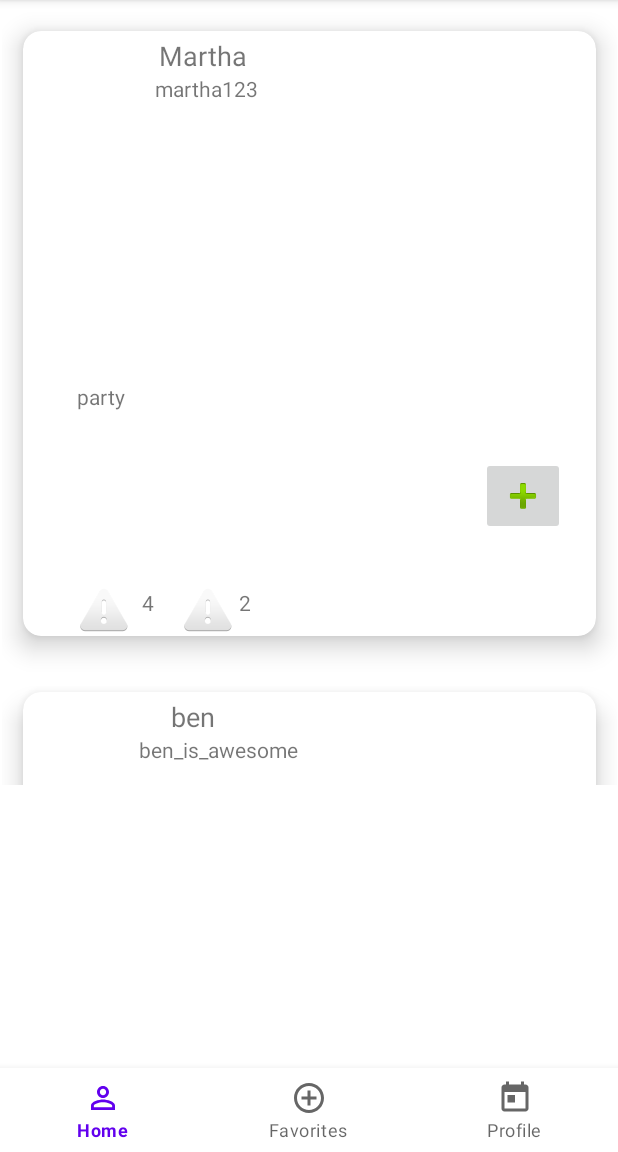
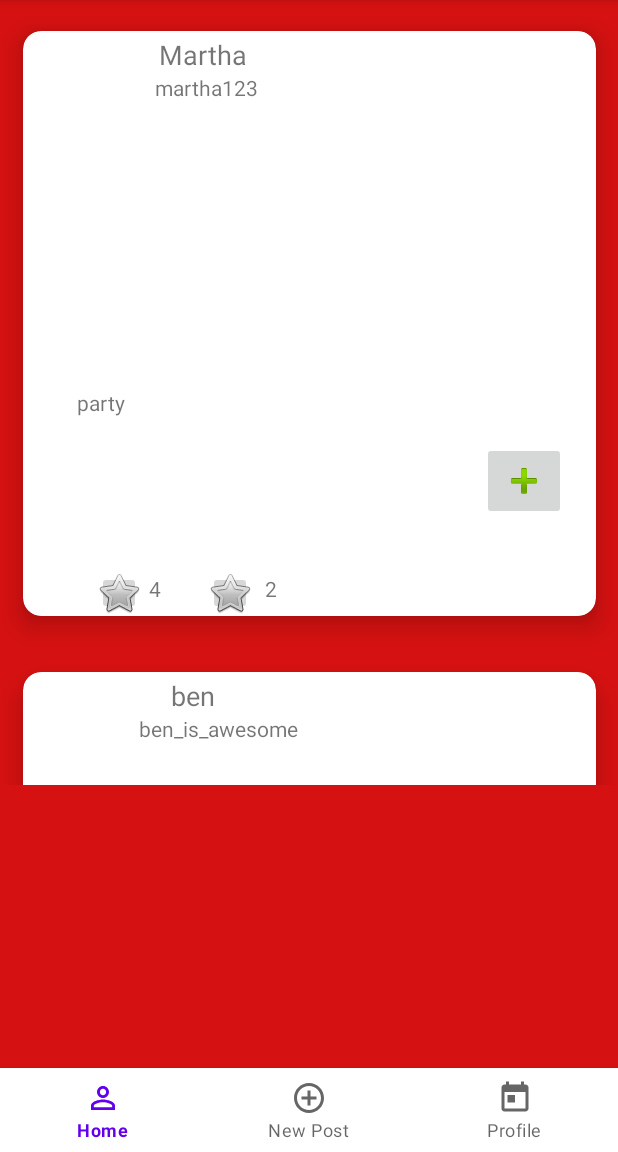
Before and after one commit to meilinliu02/CU-Bucket, an Android app: the screen it shows after launch (MainActivity), on a phone screen of 412 x 824 dp, the part 84-1236 px from its top. Run offline under Robolectric (Android 15) with nearby library versions, the phone set to English and light mode, and no system bars.

Commit message:
Made like/save buttons interactive

```diff
--- a/app/src/main/java/com/example/hackchallenge/FeedAdapter.kt
+++ b/app/src/main/java/com/example/hackchallenge/FeedAdapter.kt
@@ -1,22 +1,24 @@
 package com.example.hackchallenge
 
-import android.util.Log
 import android.view.LayoutInflater
 import android.view.View
 import android.view.ViewGroup
-import android.widget.ImageView
+import android.widget.ImageButton
 import android.widget.TextView
 import androidx.recyclerview.widget.RecyclerView
 
 class FeedAdapter(private val feed : List<FeedPost>) :
     RecyclerView.Adapter<FeedAdapter.ViewHolder>() {
 
+
     class ViewHolder internal constructor(textView : View) : RecyclerView.ViewHolder(textView){
-        val feedAuthor : TextView = textView.findViewById(R.id.name)
-        val feedUsername : TextView = textView.findViewById(R.id.username)
-        val feedDesc : TextView = textView.findViewById(R.id.description)
-        val feedLikes : TextView = textView.findViewById(R.id.likes)
-        val feedSaves : TextView = textView.findViewById(R.id.saves)
+        var feedAuthor : TextView = textView.findViewById(R.id.name)
+        var feedUsername : TextView = textView.findViewById(R.id.username)
+        var feedDesc : TextView = textView.findViewById(R.id.description)
+        var feedLikes : TextView = textView.findViewById(R.id.likes)
+        var feedSaves : TextView = textView.findViewById(R.id.saves)
+        val likeButton : ImageButton = textView.findViewById(R.id.likeButton)
+        val saveButton : ImageButton = textView.findViewById(R.id.saveButton)
     }
 
     override fun onCreateViewHolder(parent: ViewGroup, viewType: Int): ViewHolder {
@@ -32,6 +34,14 @@ class FeedAdapter(private val feed : List<FeedPost>) :
         holder.feedLikes.text = feedPost.numLikes
         holder.feedSaves.text = feedPost.numSaves
         holder.feedUsername.text = feedPost.username
+        holder.likeButton.setOnClickListener{
+            holder.feedLikes.text = (holder.feedLikes.text.toString().toInt() + 1).toString()
+            holder.likeButton.setImageResource(androidx.appcompat.R.drawable.abc_star_black_48dp)
+        }
+        holder.saveButton.setOnClickListener{
+            holder.feedSaves.text = (holder.feedSaves.text.toString().toInt() + 1).toString()
+            holder.saveButton.setImageResource(androidx.appcompat.R.drawable.abc_star_black_48dp)
+        }
     }
 
     override fun getItemCount(): Int {
--- a/app/src/main/res/layout/activity_main.xml
+++ b/app/src/main/res/layout/activity_main.xml
@@ -4,6 +4,7 @@
     xmlns:tools="http://schemas.android.com/tools"
     android:layout_width="match_parent"
     android:layout_height="match_parent"
+    android:background="#D61111"
     tools:context=".MainActivity">
 
     <androidx.fragment.app.FragmentContainerView
--- a/app/src/main/res/layout/feed_cell.xml
+++ b/app/src/main/res/layout/feed_cell.xml
@@ -2,41 +2,16 @@
 
 <androidx.cardview.widget.CardView xmlns:android="http://schemas.android.com/apk/res/android"
     xmlns:app="http://schemas.android.com/apk/res-auto"
+    xmlns:tools="http://schemas.android.com/tools"
     android:id="@+id/layout"
     android:layout_width="match_parent"
     android:layout_height="wrap_content"
     app:cardCornerRadius="12dp"
     app:cardElevation="10dp"
     app:cardUseCompatPadding="true">
-    <androidx.constraintlayout.widget.ConstraintLayout xmlns:android="http://schemas.android.com/apk/res/android"
-        xmlns:app="http://schemas.android.com/apk/res-auto"
-        xmlns:tools="http://schemas.android.com/tools"
+    <androidx.constraintlayout.widget.ConstraintLayout
         android:layout_width="match_parent"
         android:layout_height="wrap_content">
-
-        <TextView
-            android:id="@+id/likes"
-            android:layout_width="21dp"
-            android:layout_height="24dp"
-            android:text="TextView"
-            app:layout_constraintBottom_toBottomOf="parent"
-            app:layout_constraintEnd_toEndOf="parent"
-            app:layout_constraintHorizontal_bias="0.22"
-            app:layout_constraintStart_toStartOf="parent"
-            app:layout_constraintTop_toBottomOf="@+id/description"
-            app:layout_constraintVertical_bias="0.060000002" />
-
-        <TextView
-            android:id="@+id/saves"
-            android:layout_width="21dp"
-            android:layout_height="24dp"
-            android:text="TextView"
-            app:layout_constraintBottom_toBottomOf="parent"
-            app:layout_constraintEnd_toEndOf="parent"
-            app:layout_constraintHorizontal_bias="0.4"
-            app:layout_constraintStart_toStartOf="parent"
-            app:layout_constraintTop_toBottomOf="@+id/description"
-            app:layout_constraintVertical_bias="0.060000002" />
 
         <ImageButton
             android:id="@+id/addButton"
@@ -51,8 +26,10 @@
 
         <TextView
             android:id="@+id/description"
-            android:layout_width="248dp"
-            android:layout_height="137dp"
+            android:layout_width="249dp"
+            android:layout_height="122dp"
+            android:layout_marginTop="10dp"
+            android:layout_marginBottom="30dp"
             android:text="Description..."
             app:layout_constraintBottom_toBottomOf="parent"
             app:layout_constraintEnd_toEndOf="parent"
@@ -108,29 +85,49 @@
             app:layout_constraintTop_toTopOf="parent"
             app:layout_constraintVertical_bias="0.00999999" />
 
-        <ImageView
-            android:id="@+id/numSaveImage"
-            android:layout_width="wrap_content"
-            android:layout_height="wrap_content"
+        <ImageButton
+            android:id="@+id/likeButton"
+            android:layout_width="29dp"
+            android:layout_height="29dp"
             app:layout_constraintBottom_toBottomOf="parent"
-            app:layout_constraintEnd_toStartOf="@+id/saves"
-            app:layout_constraintHorizontal_bias="0.58"
-            app:layout_constraintStart_toEndOf="@+id/likes"
-            app:layout_constraintTop_toBottomOf="@+id/description"
-            app:layout_constraintVertical_bias="0.04000002"
-            app:srcCompat="@android:drawable/ic_dialog_alert" />
-
-        <ImageView
-            android:id="@+id/numLikesImage"
-            android:layout_width="wrap_content"
-            android:layout_height="wrap_content"
-            app:layout_constraintBottom_toBottomOf="parent"
-            app:layout_constraintEnd_toStartOf="@+id/likes"
-            app:layout_constraintHorizontal_bias="0.8"
+            app:layout_constraintEnd_toEndOf="parent"
+            app:layout_constraintHorizontal_bias="0.14"
             app:layout_constraintStart_toStartOf="parent"
             app:layout_constraintTop_toBottomOf="@+id/description"
-            app:layout_constraintVertical_bias="0.04000002"
-            app:srcCompat="@android:drawable/ic_dialog_alert" />
+            app:srcCompat="@android:drawable/btn_star_big_off" />
+
+        <ImageButton
+            android:id="@+id/saveButton"
+            android:layout_width="29dp"
+            android:layout_height="29dp"
+            app:layout_constraintBottom_toBottomOf="parent"
+            app:layout_constraintEnd_toEndOf="parent"
+            app:layout_constraintHorizontal_bias="0.35"
+            app:layout_constraintStart_toStartOf="parent"
+            app:layout_constraintTop_toBottomOf="@+id/description"
+            app:srcCompat="@android:drawable/btn_star_big_off" />
+
+        <TextView
+            android:id="@+id/likes"
+            android:layout_width="27dp"
+            android:layout_height="25dp"
+            android:text="likes"
+            app:layout_constraintBottom_toBottomOf="parent"
+            app:layout_constraintEnd_toEndOf="parent"
+            app:layout_constraintHorizontal_bias="0.02"
+            app:layout_constraintStart_toEndOf="@+id/likeButton"
+            app:layout_constraintTop_toBottomOf="@+id/description" />
+
+        <TextView
+            android:id="@+id/saves"
+            android:layout_width="27dp"
+            android:layout_height="25dp"
+            android:text="saves"
+            app:layout_constraintBottom_toBottomOf="parent"
+            app:layout_constraintEnd_toEndOf="parent"
+            app:layout_constraintHorizontal_bias="0.3"
+            app:layout_constraintStart_toEndOf="@+id/likeButton"
+            app:layout_constraintTop_toBottomOf="@+id/description" />
 
     </androidx.constraintlayout.widget.ConstraintLayout>
 </androidx.cardview.widget.CardView>
--- a/app/src/main/res/menu/main_nav_menu.xml
+++ b/app/src/main/res/menu/main_nav_menu.xml
@@ -9,7 +9,7 @@
         android:id="@+id/add_item"
         android:enabled="true"
         android:icon="@drawable/ic_baseline_add_circle_outline_24"
-        android:title="Favorites" />
+        android:title="New Post" />
     <item
         android:id="@+id/bucket_item"
         android:enabled="true"
```
